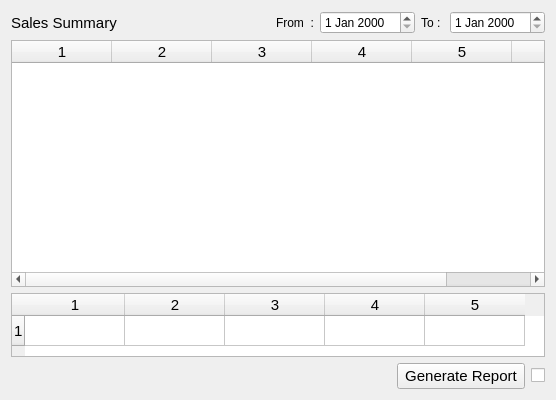
Qt form estorecpp/salesummary.ui (Watti/estorecpp) before a commit.
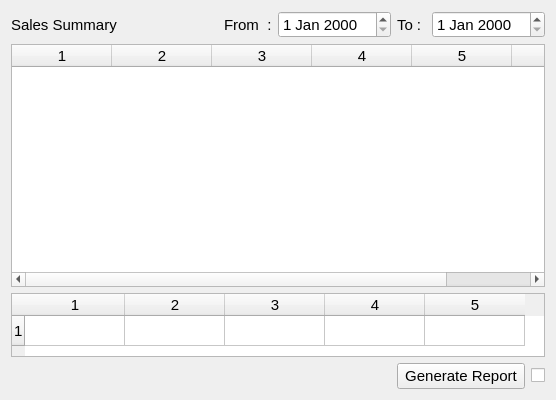
The same form after that commit. Icons and pictures are not drawn.

Commit message: sales and return summary ui improvements

```diff
--- a/estorecpp/salesummary.ui
+++ b/estorecpp/salesummary.ui
@@ -45,7 +45,7 @@
       <widget class="QLabel" name="label_3">
        <property name="font">
         <font>
-         <pointsize>9</pointsize>
+         <pointsize>11</pointsize>
         </font>
        </property>
        <property name="text">
@@ -57,7 +57,7 @@
       <widget class="QDateEdit" name="fromDate">
        <property name="font">
         <font>
-         <pointsize>9</pointsize>
+         <pointsize>11</pointsize>
         </font>
        </property>
       </widget>
@@ -66,7 +66,7 @@
       <widget class="QLabel" name="label_4">
        <property name="font">
         <font>
-         <pointsize>9</pointsize>
+         <pointsize>11</pointsize>
         </font>
        </property>
        <property name="text">
@@ -78,7 +78,7 @@
       <widget class="QDateEdit" name="toDate">
        <property name="font">
         <font>
-         <pointsize>9</pointsize>
+         <pointsize>11</pointsize>
         </font>
        </property>
       </widget>
```
The commit also changes 2 other files.
